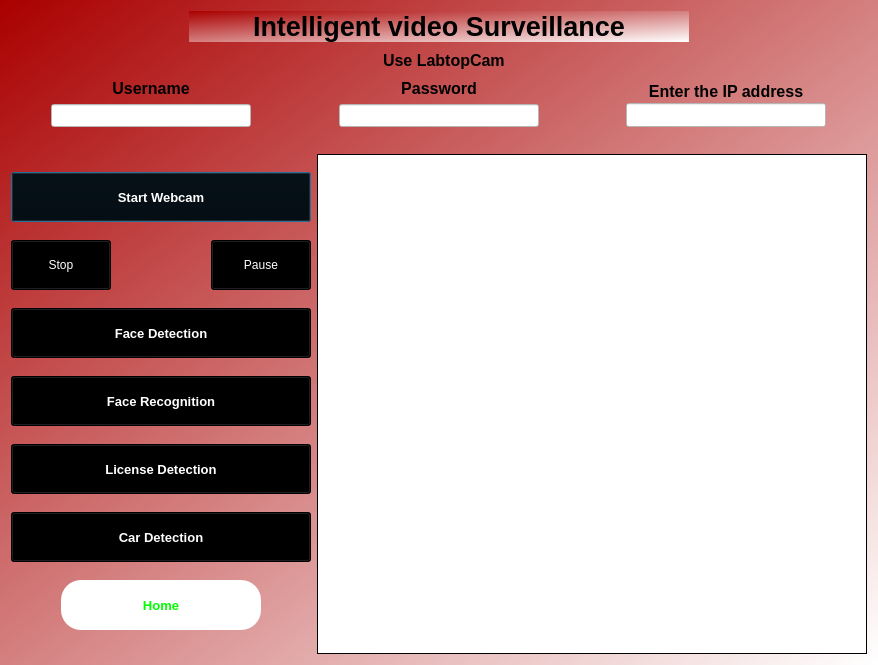
The window that GUI/CameraSet.ui (Mohamed72495/Video-Surveillance) describes before a commit, drawn with Qt 5.
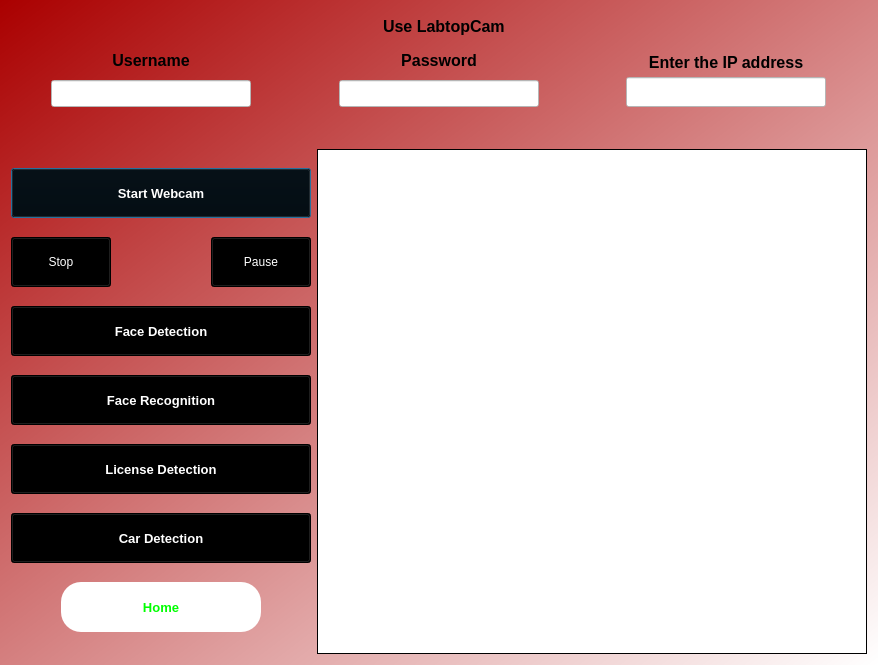
The same window after the commit.

Diff of the .ui file:
```diff
--- a/GUI/CameraSet.ui
+++ b/GUI/CameraSet.ui
@@ -27,67 +27,6 @@
    <string notr="true">background-color:qlineargradient(spread:pad, x1:0, y1:0, x2:1, y2:1, stop:0 rgba(170, 0, 0, 255), stop:1 rgba(255, 255, 255, 255));</string>
   </property>
   <layout class="QVBoxLayout" name="verticalLayout_2">
-   <item alignment="Qt::AlignHCenter">
-    <widget class="QLabel" name="label">
-     <property name="minimumSize">
-      <size>
-       <width>500</width>
-       <height>0</height>
-      </size>
-     </property>
-     <property name="maximumSize">
-      <size>
-       <width>500</width>
-       <height>50</height>
-      </size>
-     </property>
-     <property name="font">
-      <font>
-       <family>MS Shell Dlg 2</family>
-       <pointsize>20</pointsize>
-       <weight>75</weight>
-       <italic>false</italic>
-       <bold>true</bold>
-      </font>
-     </property>
-     <property name="cursor">
-      <cursorShape>ArrowCursor</cursorShape>
-     </property>
-     <property name="mouseTracking">
-      <bool>false</bool>
-     </property>
-     <property name="styleSheet">
-      <string notr="true">background-color: rgab(0,0,0,0);</string>
-     </property>
-     <property name="frameShape">
-      <enum>QFrame::NoFrame</enum>
-     </property>
-     <property name="frameShadow">
-      <enum>QFrame::Plain</enum>
-     </property>
-     <property name="lineWidth">
-      <number>2</number>
-     </property>
-     <property name="text">
-      <string>Intelligent video Surveillance</string>
-     </property>
-     <property name="scaledContents">
-      <bool>false</bool>
-     </property>
-     <property name="alignment">
-      <set>Qt::AlignCenter</set>
-     </property>
-     <property name="wordWrap">
-      <bool>false</bool>
-     </property>
-     <property name="margin">
-      <number>0</number>
-     </property>
-     <property name="indent">
-      <number>-1</number>
-     </property>
-    </widget>
-   </item>
    <item alignment="Qt::AlignHCenter">
     <widget class="QCheckBox" name="checkBox">
      <property name="minimumSize">
@@ -499,7 +438,7 @@
          </property>
          <property name="styleSheet">
           <string notr="true">font: 75 12pt &quot;Nirmala UI&quot;;
-color: rgba(255, 255, 255,1);
+color: rgb(255, 255, 255);
 background-color: rgb(0, 0, 0);</string>
          </property>
          <property name="text">
```
Left out of the diff: 3 changed lines with no effect on the pictures.
